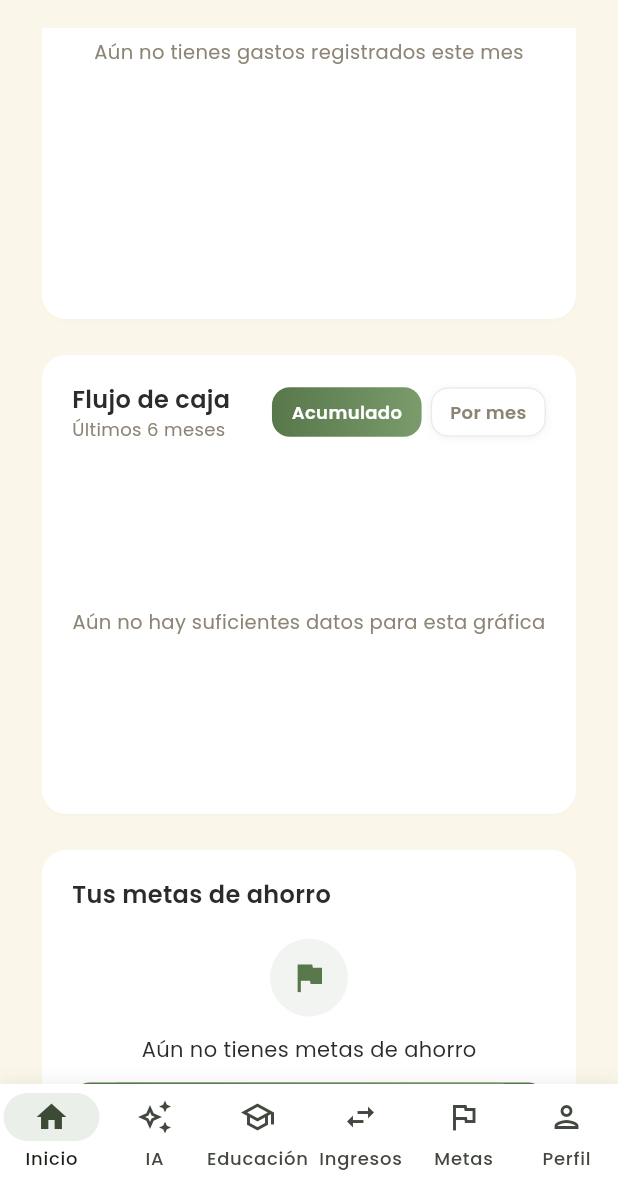
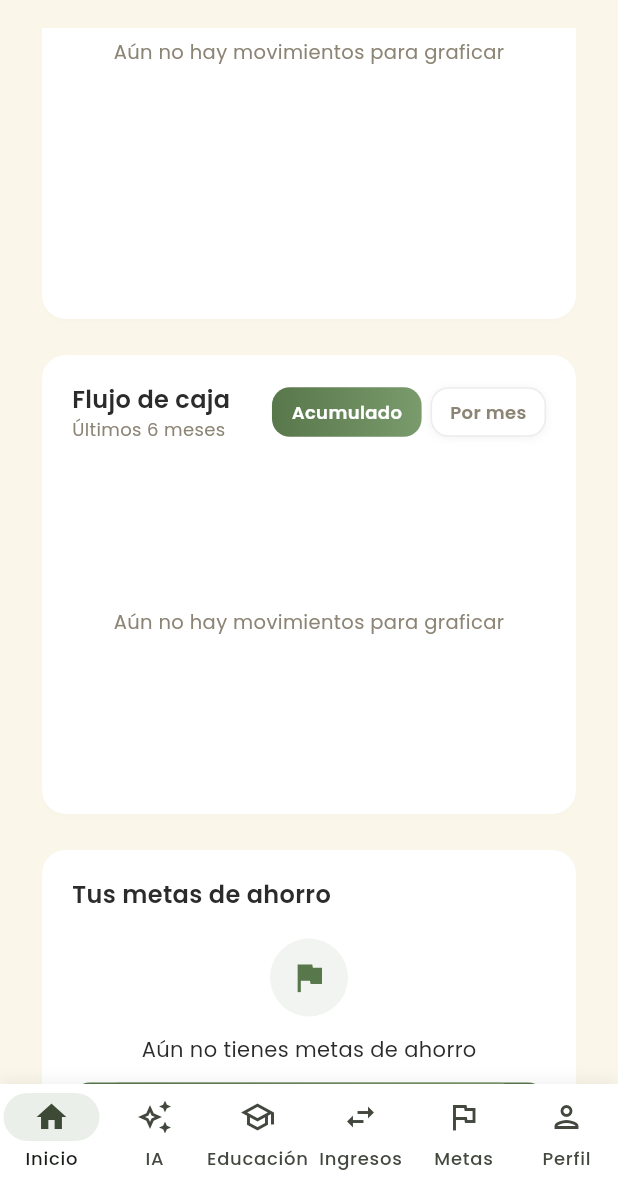
Before and after one commit to DiegoACx/SmartMoney-PGII, a Flutter app: the screen it shows once a user with an empty profile is signed in, scrolled down 1152 dp, on a phone screen of 412 x 824 dp, the part 56-1236 px from its top. Run offline on Flutter 3.47's test engine with Material 3 defaults, Android fonts, the phone set to English and light mode, and no system bars; our stand-ins replace fl_chart, flutter_dotenv, flutter_local_notifications, google_fonts, supabase_flutter, timezone; accounts and stored records are empty; network calls fail.

Commit message:
fix(dashboard): ANR con usuario sin movimientos
- maxY e intervalos de cuadrícula nunca en 0, NaN ni infinito
- Texto 'Aún no hay movimientos para graficar' en Line, Bar y Pie vacíos

```diff
--- a/lib/presentation/home_screen.dart
+++ b/lib/presentation/home_screen.dart
@@ -15,6 +15,9 @@ import 'escalon_detalle_screen.dart';
 import 'registro_meta_screen.dart';
 import 'widgets/indicador_progreso_escalones.dart';
 import 'widgets/tarjeta_recomendaciones.dart';
+
+/// Texto mostrado en lugar de una gráfica cuando no hay datos que dibujar.
+const String _textoSinDatosGrafica = 'Aún no hay movimientos para graficar';
 
 const List<Color> _paletteCategorias = [
   Color(0xFF58774B),
@@ -687,20 +690,19 @@ class HomeScreenState extends State<HomeScreen> {
                 ),
               ],
             )
-          : _buildEstadoVacio(
-              'Aún no hay suficientes datos para esta gráfica',
-            ),
+          : _buildEstadoVacio(_textoSinDatosGrafica),
     );
   }
 
   double _maxYParaBars(List<Map<String, dynamic>> totalesMensuales) {
     double max = 0;
     for (final m in totalesMensuales) {
-      if ((m['ingresos'] as double) > max) max = m['ingresos'] as double;
-      if ((m['egresos'] as double) > max) max = m['egresos'] as double;
+      final ingresos = m['ingresos'] as double;
+      final egresos = m['egresos'] as double;
+      if (ingresos > max) max = ingresos;
+      if (egresos > max) max = egresos;
     }
-    if (max == 0) return 10;
-    return max * 1.15;
+    return _maxYValido(max) * 1.15;
   }
 
   // ================================================================
@@ -713,12 +715,14 @@ class HomeScreenState extends State<HomeScreen> {
       DateTime.now(),
     );
     final entradas = distribucion.entries.toList();
+    final total = entradas.fold<double>(0, (acc, e) => acc + e.value);
+    final hayDatos = entradas.isNotEmpty && total.isFinite && total > 0;
 
     return _buildTarjetaGraficaBase(
       titulo: 'Gastos por categoría',
       subtitulo: 'Mes actual',
       altura: 320,
-      child: entradas.isNotEmpty
+      child: hayDatos
           ? Column(
               children: [
                 SizedBox(
@@ -784,9 +788,7 @@ class HomeScreenState extends State<HomeScreen> {
                 ),
               ],
             )
-          : _buildEstadoVacio(
-              'Aún no tienes gastos registrados este mes',
-            ),
+          : _buildEstadoVacio(_textoSinDatosGrafica),
     );
   }
 
@@ -798,12 +800,19 @@ class HomeScreenState extends State<HomeScreen> {
       transacciones,
       meses: 6,
     );
-    final hayDatos = flujo.any((m) {
-      final v = _modoFlujoCaja == 'acumulado'
-          ? (m['acumulado'] as double)
-          : (m['neto'] as double);
-      return v != 0;
-    });
+    final valores = [
+      for (final m in flujo)
+        _modoFlujoCaja == 'acumulado'
+            ? (m['acumulado'] as double)
+            : (m['neto'] as double),
+    ];
+    final hayDatos = valores.any((v) => v != 0);
+    // maxY saneado: si el máximo de los datos es 0, negativo, NaN o infinito,
+    // se usa 1 para evitar un intervalo de cuadrícula nulo/infinito.
+    final maxY = _maxYValido(
+      valores.isEmpty ? 0 : valores.reduce((a, b) => a > b ? a : b),
+    );
+    final intervalo = _intervaloSeguro(maxY);
 
     return Card(
       elevation: 1,
@@ -851,10 +860,11 @@ class HomeScreenState extends State<HomeScreen> {
                       padding: const EdgeInsets.only(right: 8, top: 8),
                       child: LineChart(
                         LineChartData(
+                          maxY: maxY,
                           gridData: FlGridData(
                             show: true,
                             drawVerticalLine: false,
-                            horizontalInterval: null,
+                            horizontalInterval: intervalo,
                             getDrawingHorizontalLine: (_) => const FlLine(
                               color: Color(0x1A8C8474),
                               strokeWidth: 0.8,
@@ -868,8 +878,11 @@ class HomeScreenState extends State<HomeScreen> {
                             rightTitles: const AxisTitles(
                               sideTitles: SideTitles(showTitles: false),
                             ),
-                            leftTitles: const AxisTitles(
-                              sideTitles: SideTitles(showTitles: false),
+                            leftTitles: AxisTitles(
+                              sideTitles: SideTitles(
+                                showTitles: false,
+                                interval: intervalo,
+                              ),
                             ),
                             bottomTitles: AxisTitles(
                               sideTitles: SideTitles(
@@ -921,13 +934,8 @@ class HomeScreenState extends State<HomeScreen> {
                           lineBarsData: [
                             LineChartBarData(
                               spots: [
-                                for (int i = 0; i < flujo.length; i++)
-                                  FlSpot(
-                                    i.toDouble(),
-                                    (_modoFlujoCaja == 'acumulado'
-                                        ? flujo[i]['acumulado'] as double
-                                        : flujo[i]['neto'] as double),
-                                  ),
+                                for (int i = 0; i < valores.length; i++)
+                                  FlSpot(i.toDouble(), valores[i]),
                               ],
                               isCurved: true,
                               curveSmoothness: 0.2,
@@ -944,9 +952,7 @@ class HomeScreenState extends State<HomeScreen> {
                         ),
                       ),
                     )
-                  : _buildEstadoVacio(
-                      'Aún no hay suficientes datos para esta gráfica',
-                    ),
+                  : _buildEstadoVacio(_textoSinDatosGrafica),
             ),
           ],
         ),
@@ -1512,6 +1518,22 @@ class HomeScreenState extends State<HomeScreen> {
     final s = DateFormat('MMM', 'es').format(mes);
     return s[0].toUpperCase() + s.substring(1).replaceAll('.', '');
   }
+
+  /// Sanea el valor máximo del eje Y. Si es 0, negativo, NaN o infinito
+  /// devuelve 1, evitando intervalos de cuadrícula nulos o infinitos que
+  /// bloquean el renderizado de fl_chart.
+  double _maxYValido(double valor) {
+    if (valor.isNaN || valor.isInfinite || valor <= 0) return 1;
+    return valor;
+  }
+
+  /// Intervalo seguro para la cuadrícula y los títulos del eje Y:
+  /// maxY / 4, nunca menor que 1; si el resultado fuera 0 o NaN devuelve 1.
+  double _intervaloSeguro(double maxY) {
+    final intervalo = maxY / 4;
+    if (intervalo.isNaN || intervalo.isInfinite || intervalo < 1) return 1;
+    return intervalo;
+  }
 }
 
 // ===== Widget auxiliar: tarjeta de totales =====
```
